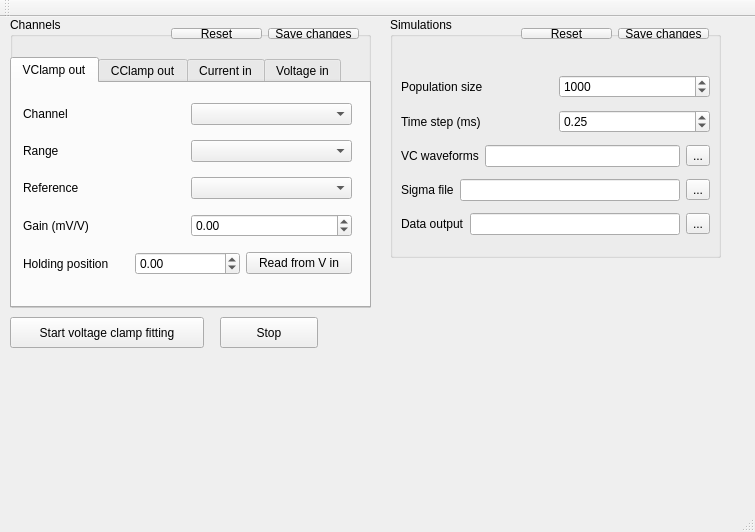
The window that gui/mainwindow.ui (CompEphys-team/rtdo) describes before a commit, drawn with Qt 5.
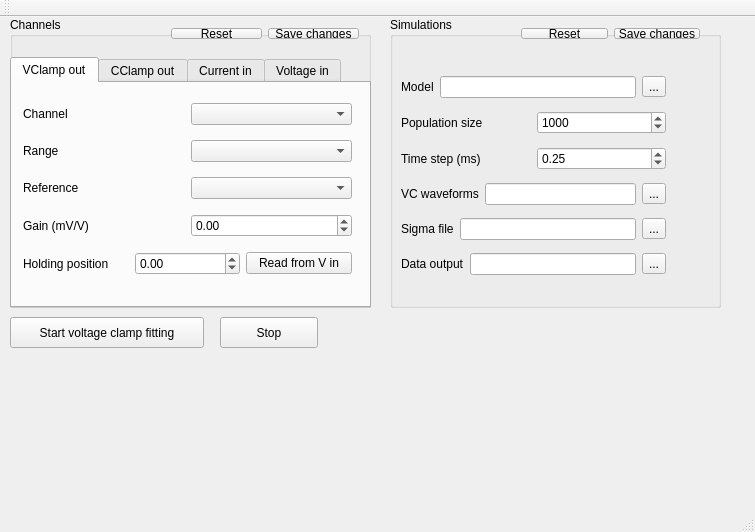
The same window after the commit.

Commit message:
Added support for user-defined models
This update divorces the static simulation/GA code from the user-defined and GeNN-generated model code. In the interest of a directory structure that reflects this, and in anticipation of streamlining in the sim/GA code, I have duplicated the sim/GA code from :/vclamp/model into :/simulation, thus freeing it from compatibility constraints with regards to fully simulated use.

```diff
--- a/gui/mainwindow.ui
+++ b/gui/mainwindow.ui
@@ -481,7 +481,7 @@
       <x>390</x>
       <y>0</y>
       <width>331</width>
-      <height>241</height>
+      <height>291</height>
      </rect>
     </property>
     <property name="title">
@@ -492,7 +492,7 @@
       <rect>
        <x>120</x>
        <y>0</y>
-       <width>210</width>
+       <width>201</width>
        <height>33</height>
       </rect>
      </property>
@@ -518,11 +518,32 @@
       <rect>
        <x>0</x>
        <y>41</y>
-       <width>331</width>
-       <height>197</height>
+       <width>287</width>
+       <height>238</height>
       </rect>
      </property>
      <layout class="QVBoxLayout" name="verticalLayout_5">
+      <item>
+       <layout class="QHBoxLayout" name="horizontalLayout_28">
+        <item>
+         <widget class="QLabel" name="label_26">
+          <property name="text">
+           <string>Model</string>
+          </property>
+         </widget>
+        </item>
+        <item>
+         <widget class="QLineEdit" name="modelfile"/>
+        </item>
+        <item>
+         <widget class="QToolButton" name="modelfile_browse">
+          <property name="text">
+           <string>...</string>
+          </property>
+         </widget>
+        </item>
+       </layout>
+      </item>
       <item>
        <layout class="QHBoxLayout" name="horizontalLayout_23">
         <item>
```
Left out of the diff: 5 changed lines with no effect on the pictures. The commit also changes 14 other files.
